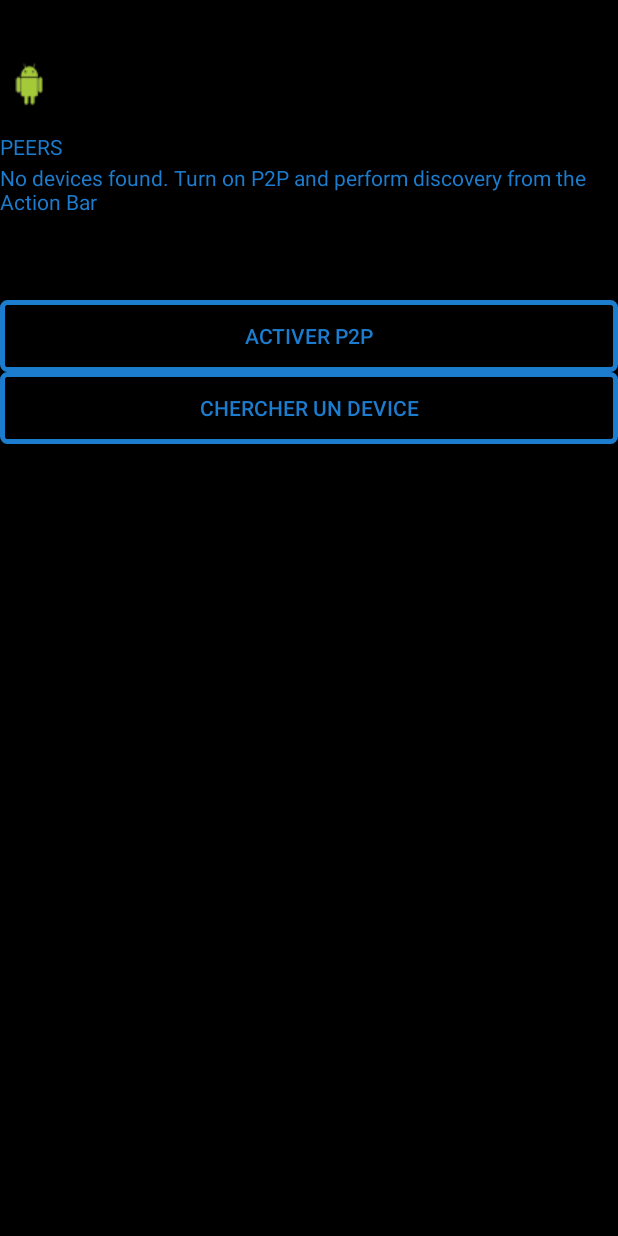
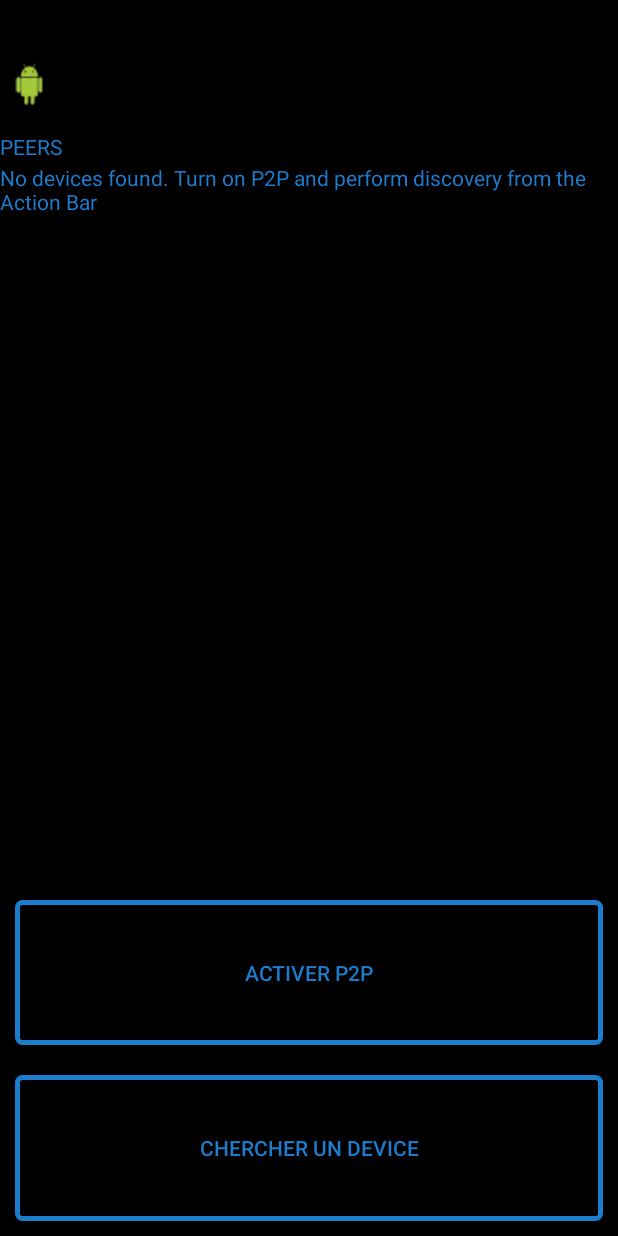
Before and after one commit to clementf/vibz, an Android app: the WiFiDirectActivity screen opened directly, with no data from a screen before it, on a phone screen of 412 x 824 dp. Run offline under Robolectric (Android 15) with nearby library versions, the phone set to English and light mode, and no system bars.

Commit message:
Version Alpha Application mobile

```diff
--- a/app/src/main/res/layout/main.xml
+++ b/app/src/main/res/layout/main.xml
@@ -3,15 +3,15 @@
     android:layout_width="fill_parent"
     android:layout_height="fill_parent"
     android:orientation="vertical"
+    android:weightSum="100"
     android:background="@color/black_100_opacity">
 
     <LinearLayout
-        android:layout_width="wrap_content"
-        android:layout_height="wrap_content">
-        android:layout_width="match_parent"
-        android:id="@+id/linearLayout1"
-        android:layout_height="match_parent"
-        android:orientation="vertical">
+        android:orientation="horizontal"
+        android:layout_width="fill_parent"
+        android:layout_height="wrap_content"
+        android:layout_weight="80"
+        android:id="@+id/linearLayout1">
 
         <fragment
             android:id="@+id/frag_list"
@@ -23,20 +23,25 @@
 
     </LinearLayout>
 
+
     <Button
         android:id="@+id/b1"
         android:layout_width="fill_parent"
         android:layout_height="wrap_content"
         android:clickable="true"
+        android:layout_weight="10"
         android:background="@drawable/button_shape"
         android:text="Activer p2p"
+        android:layout_margin="10dp"
         android:textColor="@color/blue_text"/>
 
     <Button
         android:id="@+id/b2"
+        android:layout_margin="10dp"
         android:layout_width="fill_parent"
         android:layout_height="wrap_content"
         android:clickable="true"
+        android:layout_weight="10"
         android:text="Chercher un device"
         android:background="@drawable/button_shape"
         android:textColor="@color/blue_text"/>/>
```
